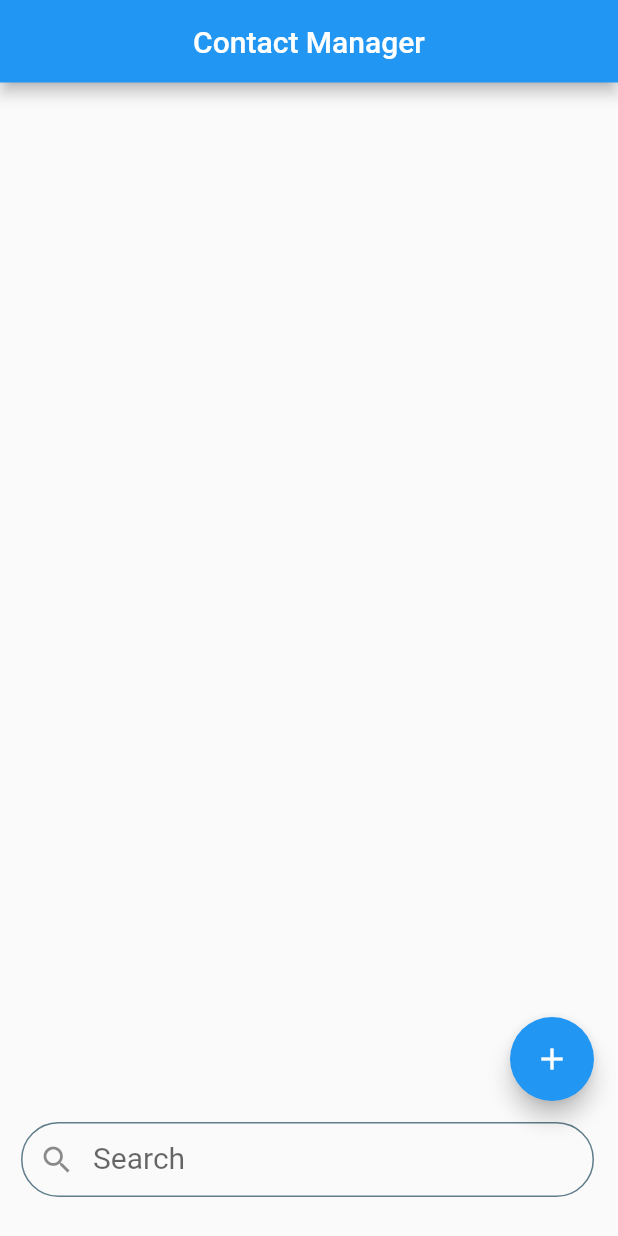
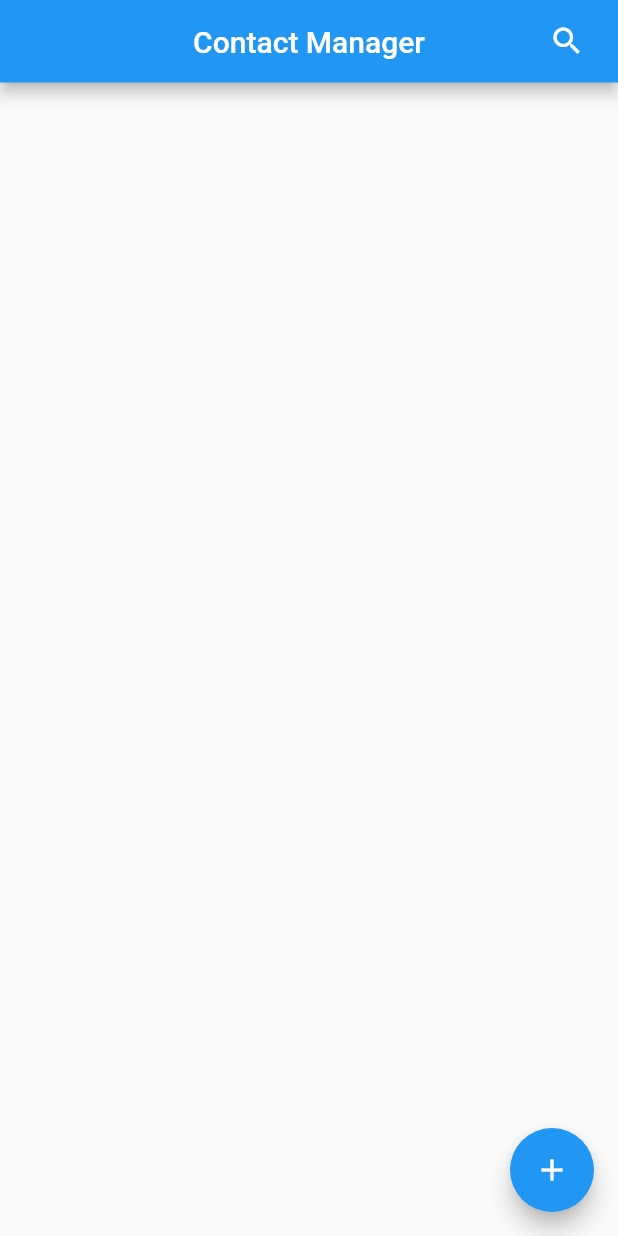
Before and after one commit to Ryzen1998/blueline_contacts, a Flutter app: the screen it shows after launch, on a phone screen of 412 x 824 dp. Run offline on Flutter 3.47's test engine with Material 2 defaults, Android fonts, the phone set to English and light mode, and no system bars; our stand-ins replace flutter_riverpod, multiple_result, sqflite; accounts and stored records are empty.

Commit message:
completed first release cycle, started planning/development for v2

```diff
--- a/lib/core/widgets/bluelineappbar/custom_appbar.dart
+++ b/lib/core/widgets/bluelineappbar/custom_appbar.dart
@@ -1,20 +1,90 @@
-import 'package:blueline_contacts/core/widgets/bluelineappbar/controller/custom_appbar_controller.dart';
-import 'package:blueline_contacts/core/widgets/bluelineappbar/state/custom_appbar_state.dart';
+import 'package:blueline_contacts/features/contacts/controller/contacts_controller.dart';
 import 'package:flutter/material.dart';
 import 'package:flutter_riverpod/flutter_riverpod.dart';
 
-class CustomAppBar extends ConsumerWidget implements PreferredSizeWidget {
-  const CustomAppBar({super.key});
+class CustomAppBar extends ConsumerStatefulWidget
+    implements PreferredSizeWidget {
+  CustomAppBar({super.key});
+  Icon searchIcon = const Icon(Icons.search);
+  Widget searchBar = const Text('Contact Manager');
+  @override
+  ConsumerState<CustomAppBar> createState() => _CustomAppBarState();
+  @override
+  Size get preferredSize => const Size.fromHeight(55);
+}
 
-  @override
-  Widget build(BuildContext context, WidgetRef ref) {
-    final CustomAppBarState provider = ref.watch(customAppBarProvider);
-    return AppBar(
-      title: Text(provider.title),
-      centerTitle: provider.centerTitle,
-    );
+class _CustomAppBarState extends ConsumerState<CustomAppBar> {
+  final UniqueKey widgetKey = UniqueKey();
+  final TextEditingController _searchController = TextEditingController();
+  void _toggleSearch() {
+    setState(() {
+      if (widget.searchIcon.icon == Icons.search) {
+        widget.searchIcon = const Icon(Icons.close);
+        widget.searchBar = ListTile(
+          leading: const Icon(
+            Icons.search,
+            color: Colors.white,
+            size: 25,
+          ),
+          title: TextField(
+            controller: _searchController,
+            onChanged: (value) {
+              _performSearch();
+            },
+            autofocus: true,
+            decoration: const InputDecoration(
+              hintText: 'Search contact..',
+              hintStyle: TextStyle(
+                color: Colors.white,
+                fontSize: 18,
+                fontStyle: FontStyle.normal,
+              ),
+              border: InputBorder.none,
+            ),
+            style: const TextStyle(color: Colors.white),
+          ),
+        );
+      } else {
+        widget.searchIcon = const Icon(Icons.search);
+        if (_searchController.text != '') {
+          _searchController.text = '';
+          _performSearch();
+        }
+        widget.searchBar = const Text('Contact Manager');
+      }
+    });
+  }
+
+  Future<void> _performSearch() async {
+    ref
+        .read(contactsControllerProvider.notifier)
+        .searchContacts(_searchController.text);
   }
 
   @override
-  Size get preferredSize => const Size.fromHeight(55);
+  Widget build(BuildContext context) {
+    @override
+    void initState() {
+      super.initState();
+      _searchController.addListener(_performSearch);
+    }
+
+    @override
+    void dispose() {
+      _searchController.dispose();
+      super.dispose();
+    }
+
+    return AppBar(title: widget.searchBar, centerTitle: true, actions: [
+      IconButton(
+        onPressed: () {
+          _toggleSearch();
+        },
+        icon: widget.searchIcon,
+      ),
+      const SizedBox(
+        width: 10,
+      ),
+    ]);
+  }
 }
--- a/lib/features/Index/index_screen.dart
+++ b/lib/features/Index/index_screen.dart
@@ -1,4 +1,3 @@
-import 'package:blueline_contacts/features/contacts/controller/contacts_controller.dart';
 import 'package:flutter/material.dart';
 import 'package:flutter_riverpod/flutter_riverpod.dart';
 
@@ -18,66 +17,19 @@ class Index extends ConsumerWidget {
           .changeTitleText('Contact Manager');
     });
     return Scaffold(
-      appBar: const CustomAppBar(),
+      appBar: CustomAppBar(),
       body: Center(
         child: Column(
           mainAxisAlignment: MainAxisAlignment.center,
           children: [
             Expanded(
-              child: ref.watch(contactsControllerProvider).contacts.when(
-                    data: (contacts) {
-                      return const ContactListView();
-                    },
-                    error: (err, trace) {
-                      return const Text('something went wrong');
-                    },
-                    loading: () => const Center(
-                      child: CircularProgressIndicator(),
-                    ),
-                  ),
+              key: UniqueKey(),
+              child: const ContactListView(),
             ),
           ],
         ),
       ),
-      floatingActionButton: Stack(
-        alignment: Alignment.bottomCenter,
-        clipBehavior: Clip.antiAliasWithSaveLayer,
-        children: [
-          Padding(
-            padding: const EdgeInsets.only(top: 70, bottom: 10),
-            child: SizedBox(
-              height: 50,
-              width: MediaQuery.of(context).size.width - 30,
-              child: TextFormField(
-                onTapOutside: (event) {
-                  FocusScope.of(context).requestFocus(FocusNode());
-                },
-                onChanged: (value) {
-                  ref
-                      .read(contactsControllerProvider.notifier)
-                      .searchContacts(value);
-                },
-                decoration: InputDecoration(
-                  prefixIcon: const Icon(Icons.search),
-                  label: const Text(
-                    'Search',
-                    style: TextStyle(fontSize: 20),
-                  ),
-                  enabledBorder: OutlineInputBorder(
-                    borderSide: const BorderSide(
-                      width: 1,
-                      color: Colors.blueGrey,
-                    ),
-                    borderRadius: BorderRadius.circular(70),
-                  ),
-                ),
-              ),
-            ),
-          ),
-          Positioned(
-            top: 0,
-            right: 0,
-            child: FloatingActionButton(
+      floatingActionButton: FloatingActionButton(
         onPressed: () {
           Navigator.push(
             context,
@@ -90,9 +42,6 @@ class Index extends ConsumerWidget {
         },
         child: const Icon(Icons.add),
       ),
-          ),
-        ],
-      ),
     );
   }
 }
--- a/lib/features/contacts/screen/contacts_listview_screen.dart
+++ b/lib/features/contacts/screen/contacts_listview_screen.dart
@@ -26,6 +26,8 @@ class ContactListView extends ConsumerStatefulWidget {
 class _ContactListViewState extends ConsumerState<ContactListView> {
   @override
   Widget build(BuildContext context) {
+    return ref.watch(contactsControllerProvider).contacts.when(
+          data: (contacts) {
             return ListView(
               key: const PageStorageKey('blueLineContactListView'),
               physics: const BouncingScrollPhysics(),
@@ -51,7 +53,8 @@ class _ContactListViewState extends ConsumerState<ContactListView> {
                       .map(
                         (e) => ExpansionPanel(
                           canTapOnHeader: true,
-                  headerBuilder: (BuildContext context, bool isExpanded) {
+                          headerBuilder:
+                              (BuildContext context, bool isExpanded) {
                             return GestureDetector(
                               onLongPress: () {
                                 if (!isExpanded) {
@@ -65,7 +68,8 @@ class _ContactListViewState extends ConsumerState<ContactListView> {
                                 key: PageStorageKey(
                                     'blueLineContactListViewListTile1${UniqueKey()}'),
                                 contentPadding: const EdgeInsets.only(left: 30),
-                        title: Text('${e.data.firstName} ${e.data.lastName}'),
+                                title: Text(
+                                    '${e.data.firstName} ${e.data.lastName}'),
                                 leading: CircleAvatar(
                                   child: Text(e.data.firstName.substring(0, 1)),
                                 ),
@@ -78,7 +82,8 @@ class _ContactListViewState extends ConsumerState<ContactListView> {
                               child: Column(
                                 mainAxisSize: MainAxisSize.min,
                                 children: [
-                          for (ContactDetail detail in e.data.contactDetail!)
+                                  for (ContactDetail detail
+                                      in e.data.contactDetail!)
                                     ListTileGenerator(
                                       detail: detail,
                                     ),
@@ -94,9 +99,11 @@ class _ContactListViewState extends ConsumerState<ContactListView> {
                                       onLongPress: () {
                                         Clipboard.setData(
                                             ClipboardData(text: e.data.email));
-                                ScaffoldMessenger.of(context).showSnackBar(
+                                        ScaffoldMessenger.of(context)
+                                            .showSnackBar(
                                           const SnackBar(
-                                    content: Text('Copied to clipboard'),
+                                            content:
+                                                Text('Copied to clipboard'),
                                           ),
                                         );
                                       },
@@ -115,5 +122,13 @@ class _ContactListViewState extends ConsumerState<ContactListView> {
                 ),
               ],
             );
+          },
+          error: (error, trace) {
+            return const Text('something went wrong');
+          },
+          loading: () => const Center(
+            child: CircularProgressIndicator(),
+          ),
+        );
   }
 }
--- a/lib/features/contacts/screen/listview_card.dart
+++ b/lib/features/contacts/screen/listview_card.dart
@@ -92,7 +92,7 @@ class _ListTileGeneratorState extends State<ListTileGenerator> {
                       padding: const EdgeInsets.all(8.0),
                       child: SizedBox(
                         child: Text(
-                          widget.detail.number,
+                          '${widget.detail.number} - ${widget.detail.nick}',
                           style: const TextStyle(
                               fontWeight: FontWeight.w400, fontSize: 15),
                         ),
--- a/lib/features/contacts/screen/new_contact_screen.dart
+++ b/lib/features/contacts/screen/new_contact_screen.dart
@@ -1,4 +1,3 @@
-import 'package:blueline_contacts/core/widgets/bluelineappbar/custom_appbar.dart';
 import 'package:blueline_contacts/features/contacts/controller/contacts_controller.dart';
 import 'package:blueline_contacts/model/contact.dart';
 import 'package:flutter/material.dart';
@@ -34,7 +33,10 @@ class _NewContactScreenState extends ConsumerState<NewContactScreen> {
   @override
   Widget build(BuildContext context) {
     return Scaffold(
-      appBar: const CustomAppBar(),
+      appBar: AppBar(
+        title: const Text('Contact Manager'),
+        centerTitle: true,
+      ),
       body: SafeArea(
         top: true,
         bottom: true,
--- a/lib/main.dart
+++ b/lib/main.dart
@@ -1,6 +1,7 @@
-import 'package:blueline_contacts/features/Index/index_screen.dart';
 import 'package:flutter/material.dart';
 import 'package:flutter_riverpod/flutter_riverpod.dart';
+
+import 'features/Index/index_screen.dart';
 
 void main() {
   runApp(const ProviderScope(child: MyApp()));
```
Also changed, not shown: pubspec.yaml (+7 -1 lines), assets/android_logo.png (added), pubspec.lock, 30 other files. Lines whose indentation alone changed are shown as unchanged.
